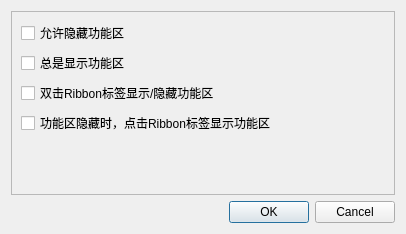
This is RibbonFrame/settingsdialog.ui in zhongyang219/RibbonUiFrame as Qt 5 draws it before an edit. The edited form follows.
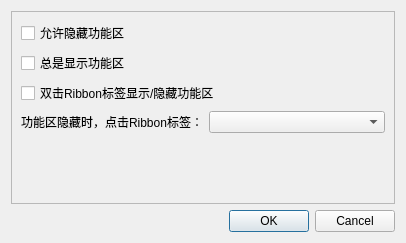
This is the edited form. Icons and pictures are not drawn.

Commit message: 新增当功能区隐藏时点击标签显示菜单的功能

```diff
--- a/RibbonFrame/settingsdialog.ui
+++ b/RibbonFrame/settingsdialog.ui
@@ -7,7 +7,7 @@
     <x>0</x>
     <y>0</y>
     <width>406</width>
-    <height>234</height>
+    <height>243</height>
    </rect>
   </property>
   <property name="windowTitle">
@@ -29,7 +29,7 @@
         <x>0</x>
         <y>0</y>
         <width>386</width>
-        <height>184</height>
+        <height>193</height>
        </rect>
       </property>
       <layout class="QVBoxLayout" name="verticalLayout_2">
@@ -55,11 +55,25 @@
         </widget>
        </item>
        <item>
-        <widget class="QCheckBox" name="showRibbonWhenClickedCheck">
+        <layout class="QHBoxLayout" name="horizontalLayout">
+         <item>
+          <widget class="QLabel" name="label">
          <property name="text">
-          <string>功能区隐藏时，点击Ribbon标签显示功能区</string>
-         </property>
-        </widget>
+            <string>功能区隐藏时，点击Ribbon标签：</string>
+           </property>
+          </widget>
+         </item>
+         <item>
+          <widget class="QComboBox" name="showWhenTabClickedComboBox">
+           <property name="sizePolicy">
+            <sizepolicy hsizetype="Expanding" vsizetype="Fixed">
+             <horstretch>0</horstretch>
+             <verstretch>0</verstretch>
+            </sizepolicy>
+           </property>
+          </widget>
+         </item>
+        </layout>
        </item>
        <item>
         <spacer name="verticalSpacer">
```
Lines whose indentation alone changed are shown as unchanged. The commit also changes 4 other files.
